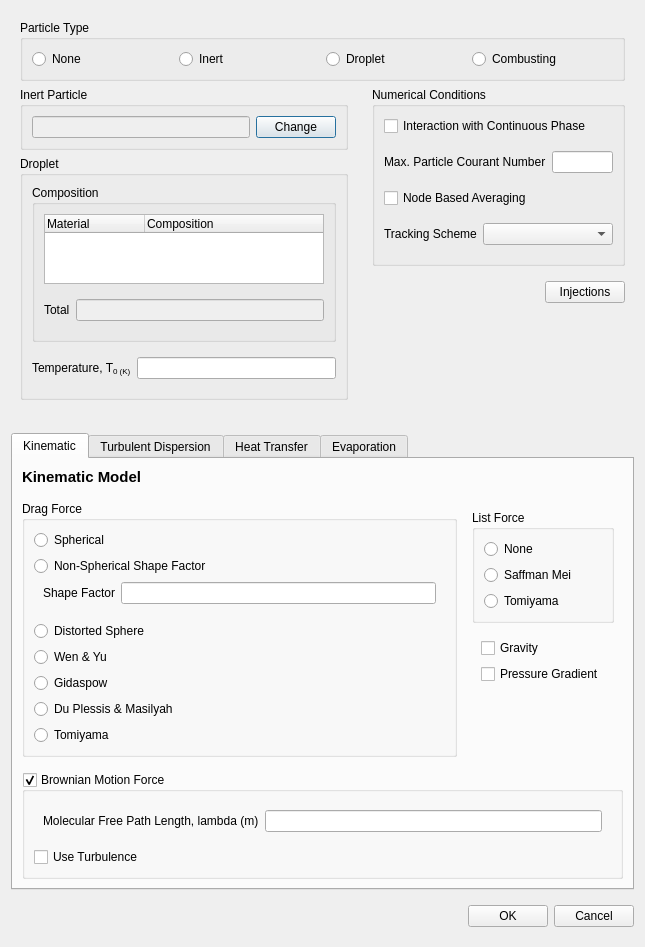
The window that baramFlow/view/setup/models/DPM/DPM_dialog.ui (nextfoam/baram) describes before a commit, drawn with Qt 5.
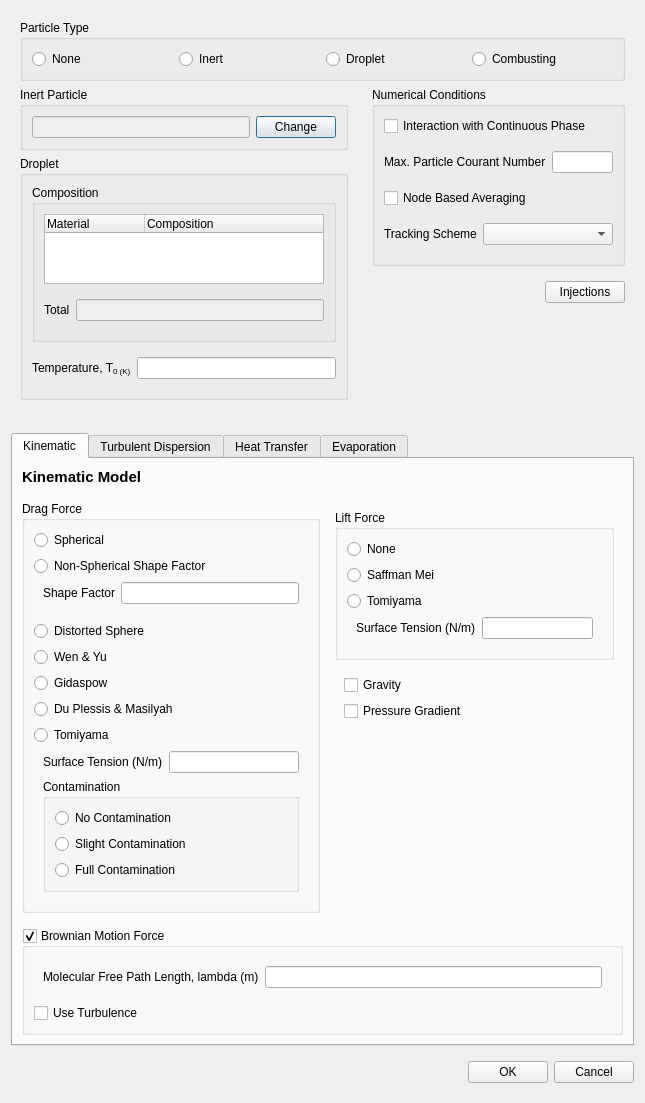
The same window after the commit. The open tabs and pages were chosen to show the change. Custom widgets are drawn as their Qt base class.

Commit message: Issue bara#460 inert material에 액체 설정 가능, TomiyamaDrag, TomiyamaLift 속성 추가

```diff
--- a/baramFlow/view/setup/models/DPM/DPM_dialog.ui
+++ b/baramFlow/view/setup/models/DPM/DPM_dialog.ui
@@ -7,7 +7,7 @@
     <x>0</x>
     <y>0</y>
     <width>645</width>
-    <height>926</height>
+    <height>1098</height>
    </rect>
   </property>
   <property name="windowTitle">
@@ -446,6 +446,73 @@
                </property>
               </widget>
              </item>
+             <item>
+              <widget class="QWidget" name="dragTomiyama" native="true">
+               <layout class="QVBoxLayout" name="verticalLayout_22">
+                <property name="topMargin">
+                 <number>0</number>
+                </property>
+                <item>
+                 <widget class="QWidget" name="widget_16" native="true">
+                  <layout class="QHBoxLayout" name="horizontalLayout_10">
+                   <property name="leftMargin">
+                    <number>0</number>
+                   </property>
+                   <property name="topMargin">
+                    <number>0</number>
+                   </property>
+                   <property name="rightMargin">
+                    <number>0</number>
+                   </property>
+                   <property name="bottomMargin">
+                    <number>0</number>
+                   </property>
+                   <item>
+                    <widget class="QLabel" name="label_13">
+                     <property name="text">
+                      <string>Surface Tension (N/m)</string>
+                     </property>
+                    </widget>
+                   </item>
+                   <item>
+                    <widget class="BatchableFloatEdit" name="dragTomiyamaSurfaceTension"/>
+                   </item>
+                  </layout>
+                 </widget>
+                </item>
+                <item>
+                 <widget class="QGroupBox" name="groupBox_6">
+                  <property name="title">
+                   <string>Contamination</string>
+                  </property>
+                  <layout class="QVBoxLayout" name="verticalLayout_23">
+                   <item>
+                    <widget class="QRadioButton" name="noContamination">
+                     <property name="text">
+                      <string>No Contamination</string>
+                     </property>
+                    </widget>
+                   </item>
+                   <item>
+                    <widget class="QRadioButton" name="slightContamination">
+                     <property name="text">
+                      <string>Slight Contamination</string>
+                     </property>
+                    </widget>
+                   </item>
+                   <item>
+                    <widget class="QRadioButton" name="fullContamination">
+                     <property name="text">
+                      <string>Full Contamination</string>
+                     </property>
+                    </widget>
+                   </item>
+                  </layout>
+                 </widget>
+                </item>
+               </layout>
+              </widget>
+             </item>
             </layout>
            </widget>
           </item>
@@ -455,7 +522,7 @@
              <item>
               <widget class="QGroupBox" name="groupBox_5">
                <property name="title">
-                <string>List Force</string>
+                <string>Lift Force</string>
                </property>
                <layout class="QVBoxLayout" name="verticalLayout_11">
                 <item>
@@ -479,6 +546,43 @@
                   </property>
                  </widget>
                 </item>
+                <item>
+                 <widget class="QWidget" name="liftTomiyama" native="true">
+                  <layout class="QVBoxLayout" name="verticalLayout_24">
+                   <property name="topMargin">
+                    <number>0</number>
+                   </property>
+                   <item>
+                    <widget class="QWidget" name="widget_18" native="true">
+                     <layout class="QHBoxLayout" name="horizontalLayout_11">
+                      <property name="leftMargin">
+                       <number>0</number>
+                      </property>
+                      <property name="topMargin">
+                       <number>0</number>
+                      </property>
+                      <property name="rightMargin">
+                       <number>0</number>
+                      </property>
+                      <property name="bottomMargin">
+                       <number>0</number>
+                      </property>
+                      <item>
+                       <widget class="QLabel" name="label_14">
+                        <property name="text">
+                         <string>Surface Tension (N/m)</string>
+                        </property>
+                       </widget>
+                      </item>
+                      <item>
+                       <widget class="BatchableFloatEdit" name="liftTomiyamaSurfaceTension"/>
+                      </item>
+                     </layout>
+                    </widget>
+                   </item>
+                  </layout>
+                 </widget>
+                </item>
                </layout>
               </widget>
              </item>
```
Left out of the diff: 2 changed lines with no effect on the pictures. The commit also changes 4 other files.
